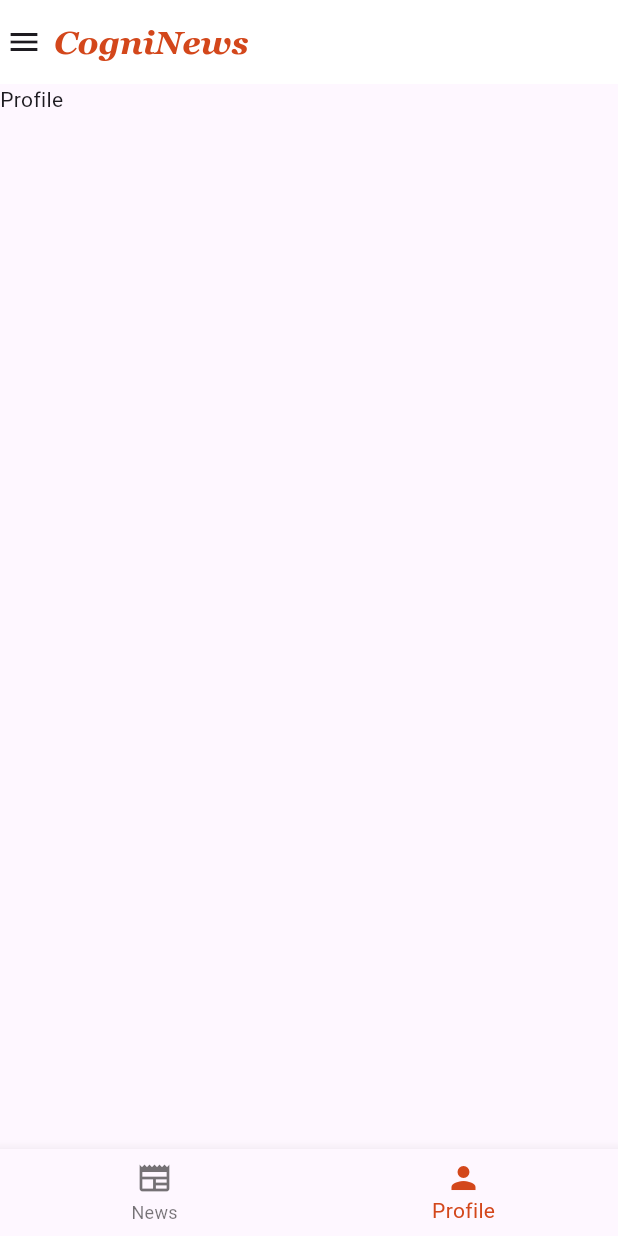
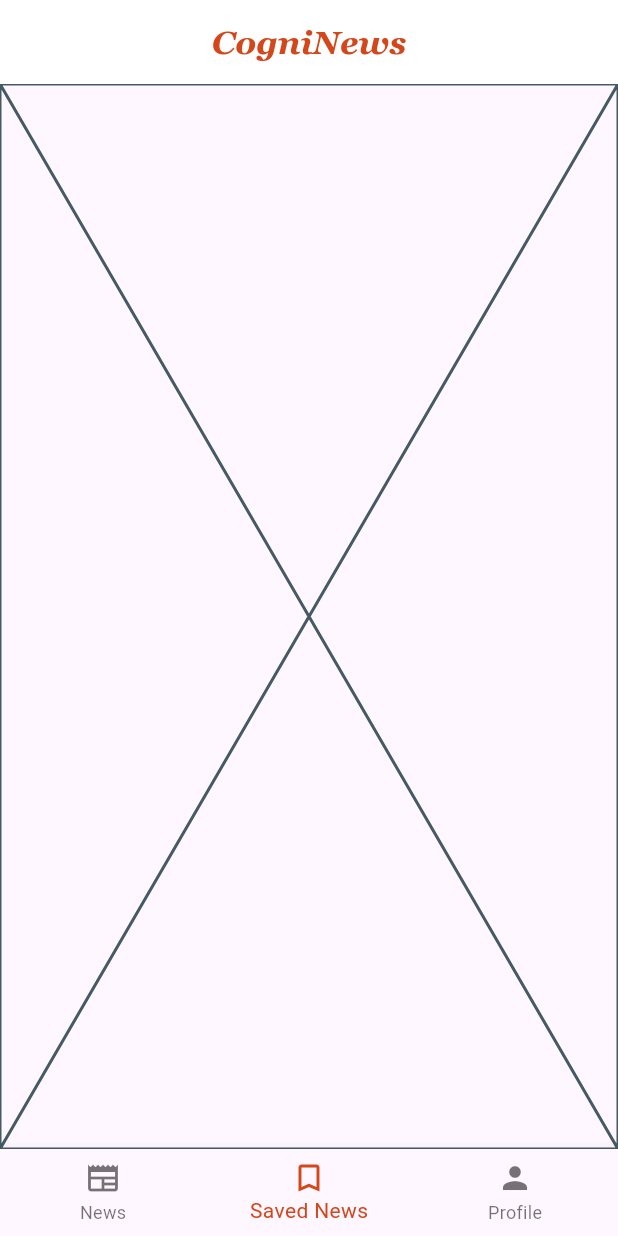
Before and after one commit to IzenAbbas/cogni_news, a Flutter app: the screen it shows after launch, item 2 of the bottom bar chosen, on a phone screen of 412 x 824 dp. Run offline on Flutter 3.47's test engine with Material 3 defaults, Android fonts, the phone set to English and light mode, and no system bars; network calls fail.

```diff
--- a/lib/main.dart
+++ b/lib/main.dart
@@ -1,6 +1,7 @@
 import 'package:cogni_news/colors.dart';
 import 'package:cogni_news/news.dart';
 import 'package:cogni_news/profile.dart';
+import 'package:cogni_news/saved_news.dart';
 import 'package:flutter/material.dart';
 
 void main() {
@@ -13,10 +14,7 @@ class MyApp extends StatelessWidget {
   // This widget is the root of your application.
   @override
   Widget build(BuildContext context) {
-    return MaterialApp(
-      title: 'CogniNews',
-      home: Navigation(),
-    );
+    return MaterialApp(title: 'CogniNews', home: Navigation());
   }
 }
 
@@ -29,15 +27,13 @@ class Navigation extends StatefulWidget {
 
 class _NavigationState extends State<Navigation> {
   int _selectedIndex = 0;
-  List<Widget> screens = [News(), Profile()];
+  List<Widget> screens = [News(), SavedNews(), Profile()];
   @override
   Widget build(BuildContext context) {
     return Scaffold(
       appBar: AppBar(
         backgroundColor: Colors.white,
-        leading: Icon(Icons.menu),
-        leadingWidth: 32, // Reduce the width for less left space
-        titleSpacing: 4, // Remove extra space between leading and title
+        centerTitle: true,
         title: Text(
           'CogniNews',
           style: TextStyle(
@@ -61,6 +57,10 @@ class _NavigationState extends State<Navigation> {
         },
         items: [
           BottomNavigationBarItem(icon: Icon(Icons.newspaper), label: 'News'),
+          BottomNavigationBarItem(
+            icon: Icon(Icons.bookmark_outline),
+            label: 'Saved News',
+          ),
           BottomNavigationBarItem(icon: Icon(Icons.person), label: 'Profile'),
         ],
       ),
--- a/lib/profile.dart
+++ b/lib/profile.dart
@@ -10,6 +10,8 @@ class Profile extends StatefulWidget {
 class _ProfileState extends State<Profile> {
   @override
   Widget build(BuildContext context) {
-    return Text('Profile');
+    return SingleChildScrollView(
+      child: Column(children: [Text('Profile Details')]),
+    );
   }
 }
--- /dev/null
+++ b/lib/saved_news.dart
@@ -0,0 +1,15 @@
+import 'package:flutter/material.dart';
+
+class SavedNews extends StatefulWidget {
+  const SavedNews({super.key});
+
+  @override
+  State<SavedNews> createState() => _SavedNewsState();
+}
+
+class _SavedNewsState extends State<SavedNews> {
+  @override
+  Widget build(BuildContext context) {
+    return const Placeholder();
+  }
+}
--- a/pubspec.yaml
+++ b/pubspec.yaml
@@ -37,6 +37,8 @@ dependencies:
   http: ^1.6.0
   google_fonts: ^8.0.2
   url_launcher: ^6.3.2
+  firebase_core: ^4.6.0
+  cloud_firestore: ^6.2.0
 
 dev_dependencies:
   flutter_test:
```
Also changed, not shown: lib/auth/signin.dart (added), lib/auth/signup.dart (added), pubspec.lock.
